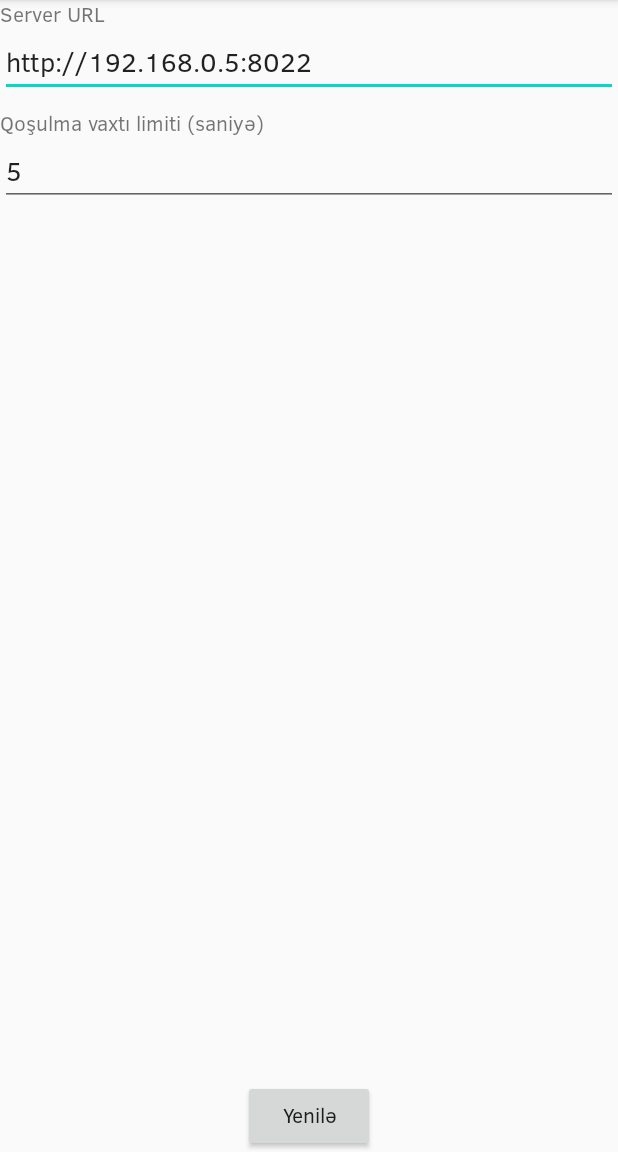
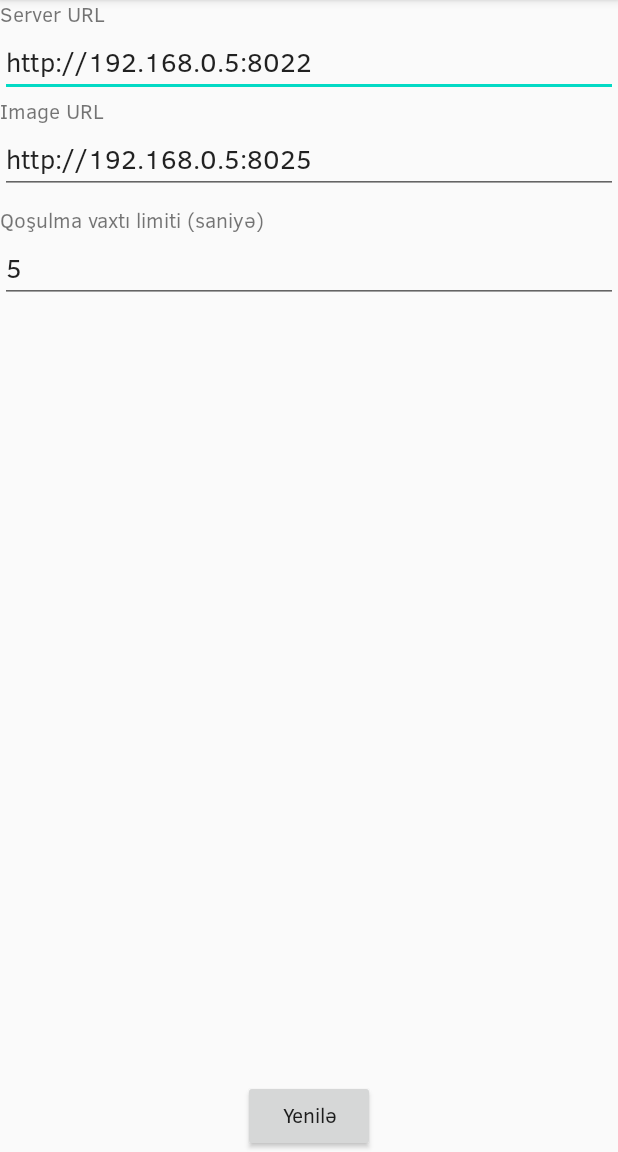
Before and after one commit to museyib/bms-anbar, an Android app: the SettingsActivity screen opened directly, with no data from a screen before it, after a tap on "Yenilə", on a phone screen of 412 x 824 dp, the part 84-1236 px from its top. Run offline under Robolectric (Android 15) with nearby library versions, the phone set to English and light mode, and no system bars; libraries missing offline, so code that uses them is left out: org.springframework.http, org.springframework.web; pictures from the network do not load.

Commit message:
14-08-2020 - Şəkillər üçün dinamik URL, yükləmə sənədində N/V kodunun əvvəlindəki "VHC" prefiksinin silinməsi

```diff
--- a/app/build.gradle
+++ b/app/build.gradle
@@ -7,7 +7,7 @@ android {
         applicationId "az.inci.bmsanbar"
         minSdkVersion 16
         targetSdkVersion 30
-        versionCode 3
+        versionCode 4
         versionName "1.0"
 
         testInstrumentationRunner "androidx.test.runner.AndroidJUnitRunner"
@@ -44,10 +44,10 @@ android {
 
 dependencies {
     implementation fileTree(include: ['*.jar'], dir: 'libs')
-    implementation 'androidx.appcompat:appcompat:1.1.0'
+    implementation 'androidx.appcompat:appcompat:1.2.0'
     implementation 'androidx.constraintlayout:constraintlayout:1.1.3'
     implementation files('libs/cw-deviceapi20191022.jar')
-    implementation 'com.google.android.material:material:1.1.0'
+    implementation 'com.google.android.material:material:1.2.0'
     testImplementation 'junit:junit:4.13'
     androidTestImplementation 'androidx.test.ext:junit:1.1.1'
     androidTestImplementation 'androidx.test.espresso:espresso-core:3.2.0'
--- a/app/src/main/java/az/inci/bmsanbar/AppConfig.java
+++ b/app/src/main/java/az/inci/bmsanbar/AppConfig.java
@@ -13,6 +13,7 @@ class AppConfig {
 
     private User user;
     private String serverUrl ="http://192.168.0.5:8022";
+    private String imageUrl ="http://192.168.0.5:8025";
     private int connectionTimeout=5;
 
     User getUser() {
@@ -38,4 +39,12 @@ class AppConfig {
     public void setConnectionTimeout(int connectionTimeout) {
         this.connectionTimeout = connectionTimeout;
     }
+
+    public String getImageUrl() {
+        return imageUrl;
+    }
+
+    public void setImageUrl(String imageUrl) {
+        this.imageUrl = imageUrl;
+    }
 }
--- a/app/src/main/java/az/inci/bmsanbar/MainActivity.java
+++ b/app/src/main/java/az/inci/bmsanbar/MainActivity.java
@@ -37,6 +37,7 @@ public class MainActivity extends AppBaseActivity {
     String id;
     String password;
     String serverUrl;
+    String imageUrl;
     int connectionTimeout;
 
     @Override
@@ -57,6 +58,11 @@ public class MainActivity extends AppBaseActivity {
         if (serverUrl.isEmpty())
             serverUrl=config().getServerUrl();
         config().setServerUrl(serverUrl);
+
+        imageUrl = dbHelper.getParameter("imageUrl");
+        if (imageUrl.isEmpty())
+            imageUrl=config().getImageUrl();
+        config().setImageUrl(imageUrl);
 
         connectionTimeout=dbHelper.getParameter("connectionTimeout").isEmpty() ? 0 :
                 Integer.parseInt(dbHelper.getParameter("connectionTimeout"));
--- a/app/src/main/java/az/inci/bmsanbar/PhotoActivity.java
+++ b/app/src/main/java/az/inci/bmsanbar/PhotoActivity.java
@@ -3,9 +3,7 @@ package az.inci.bmsanbar;
 import android.os.Bundle;
 import android.webkit.WebView;
 
-import androidx.appcompat.app.AppCompatActivity;
-
-public class PhotoActivity extends AppCompatActivity {
+public class PhotoActivity extends AppBaseActivity {
 
     @Override
     protected void onCreate(Bundle savedInstanceState) {
@@ -13,7 +11,7 @@ public class PhotoActivity extends AppCompatActivity {
         setContentView(R.layout.activity_inventory_info);
         WebView webView=findViewById(R.id.photo_view);
         String invCode=getIntent().getStringExtra("invCode");
-        String imgUrl="http://192.168.0.5:8025/"+invCode+".jpg";
+        String imgUrl=config().getImageUrl()+"/"+invCode+".jpg";
         String htmlCode="<html><head><style>img {max-width: 100%}" +
                 "</style></head><body><img src='"+imgUrl+"'/></body></html>";
         webView.loadData(htmlCode, "text/html", "UTF-8");
--- a/app/src/main/java/az/inci/bmsanbar/SettingsActivity.java
+++ b/app/src/main/java/az/inci/bmsanbar/SettingsActivity.java
@@ -7,6 +7,7 @@ import android.widget.EditText;
 public class SettingsActivity extends AppBaseActivity {
 
     EditText serverUrlEdit;
+    EditText imageUrlEdit;
     EditText connectionTimeoutEdit;
     Button update;
 
@@ -21,10 +22,12 @@ public class SettingsActivity extends AppBaseActivity {
     private void loadComponents()
     {
         serverUrlEdit=findViewById(R.id.server_url);
+        imageUrlEdit=findViewById(R.id.image_url);
         connectionTimeoutEdit=findViewById(R.id.connection_timeout);
         update=findViewById(R.id.update);
 
         serverUrlEdit.setText(config().getServerUrl());
+        imageUrlEdit.setText(config().getImageUrl());
         connectionTimeoutEdit.setText(String.valueOf(config().getConnectionTimeout()));
 
         update.setOnClickListener(v -> updateParameters());
@@ -33,12 +36,18 @@ public class SettingsActivity extends AppBaseActivity {
     private void updateParameters()
     {
         String serverUrl=serverUrlEdit.getText().toString();
+        String imageUrl=imageUrlEdit.getText().toString();
         String connectionTimeout=connectionTimeoutEdit.getText().toString();
 
         if (!serverUrl.isEmpty())
         {
             config().setServerUrl(serverUrl);
             dbHelper.updateParameter("serverUrl", serverUrl);
+        }
+        if (!imageUrl.isEmpty())
+        {
+            config().setImageUrl(imageUrl);
+            dbHelper.updateParameter("imageUrl", imageUrl);
         }
 
         if (!connectionTimeout.isEmpty())
--- a/app/src/main/res/layout/activity_settings.xml
+++ b/app/src/main/res/layout/activity_settings.xml
@@ -25,7 +25,28 @@
         android:inputType="textUri"
         app:layout_constraintEnd_toEndOf="parent"
         app:layout_constraintStart_toStartOf="parent"
-        app:layout_constraintTop_toBottomOf="@+id/server_url_label"/>
+        app:layout_constraintTop_toBottomOf="@id/server_url_label"/>
+
+    <TextView
+        android:id="@+id/image_url_label"
+        android:layout_width="wrap_content"
+        android:layout_height="wrap_content"
+        android:text="@string/image_url"
+        android:textSize="14sp"
+        app:layout_constraintStart_toStartOf="parent"
+        app:layout_constraintTop_toBottomOf="@id/server_url" />
+
+    <EditText
+        android:id="@+id/image_url"
+        android:layout_width="match_parent"
+        android:layout_height="wrap_content"
+        android:autofillHints=""
+        android:ems="10"
+        android:hint="@string/image_url"
+        android:inputType="textUri"
+        app:layout_constraintEnd_toEndOf="parent"
+        app:layout_constraintStart_toStartOf="parent"
+        app:layout_constraintTop_toBottomOf="@id/image_url_label"/>
 
     <TextView
         android:id="@+id/connection_timeout_label"
@@ -35,7 +56,7 @@
         android:text="@string/connection_timeout"
         android:textSize="14sp"
         app:layout_constraintStart_toStartOf="parent"
-        app:layout_constraintTop_toBottomOf="@id/server_url" />
+        app:layout_constraintTop_toBottomOf="@id/image_url" />
 
     <EditText
         android:id="@+id/connection_timeout"
@@ -47,7 +68,7 @@
         android:inputType="number"
         app:layout_constraintEnd_toEndOf="parent"
         app:layout_constraintStart_toStartOf="parent"
-        app:layout_constraintTop_toBottomOf="@+id/connection_timeout_label"/>
+        app:layout_constraintTop_toBottomOf="@id/connection_timeout_label"/>
 
     <Button
         android:id="@+id/update"
--- a/app/src/main/res/values/strings.xml
+++ b/app/src/main/res/values/strings.xml
@@ -85,4 +85,5 @@
     <string name="update">Versiyanı yenilə</string>
     <string name="no_new_version">Yeni versiya yoxdur!</string>
     <string name="camera_scanner">Kamera skaner</string>
+    <string name="image_url">Image URL</string>
 </resources>
```
Also changed, not shown: app/src/main/java/az/inci/bmsanbar/ShipTrxActivity.java (+6 -1 lines), 2 other files.
